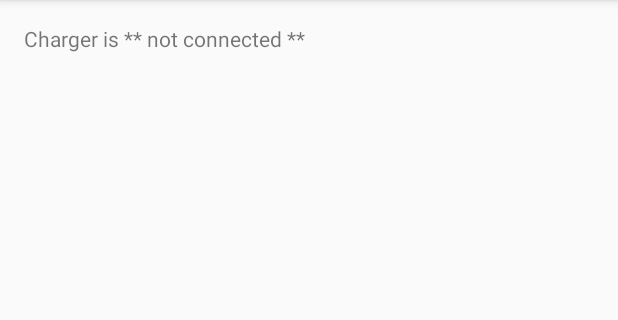
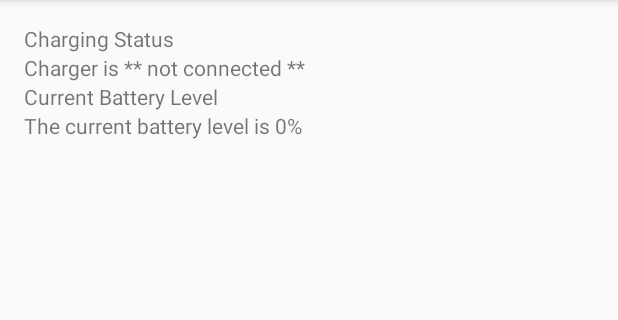
Before and after one commit to claraj/Simple_Power_Monitor, an Android app: the screen it shows after launch (MainActivity), on a phone screen of 412 x 824 dp, the part 84-404 px from its top. Run offline under Robolectric (Android 15) with nearby library versions, the phone set to English and light mode, and no system bars; 3 statements that could not run were skipped.

Commit message:
Also display current battery level.

```diff
--- a/app/src/main/java/com/example/power/MainActivity.java
+++ b/app/src/main/java/com/example/power/MainActivity.java
@@ -5,6 +5,7 @@ import android.content.IntentFilter;
 import android.os.BatteryManager;
 import android.support.v7.app.ActionBarActivity;
 import android.os.Bundle;
+import android.util.Log;
 import android.view.Menu;
 import android.view.MenuItem;
 import android.widget.TextView;
@@ -29,7 +30,7 @@ public class MainActivity extends ActionBarActivity {
 		mDisconnectIntentFilter = new IntentFilter(Intent.ACTION_POWER_DISCONNECTED);
 		mConnectIntentFilter = new IntentFilter(Intent.ACTION_POWER_CONNECTED);
 
-		//Determine current state so can display appropriate message when app starts (or device is rotated)
+		//Determine current charging state so can display appropriate message when app starts (or device is rotated)
 
 		TextView powerTV = (TextView) findViewById(R.id.power);
 
@@ -46,6 +47,23 @@ public class MainActivity extends ActionBarActivity {
 			powerTV.setText(CHARGER_NOT_CONNECTED);
 		}
 
+
+		//Calculate the current battery level, as a percentage
+		//The battery has a maximum level, which is obtained from BatteryManager.EXTRA_SCALE
+		//And the current level, from BatteryManager.EXTRA_LEVEL, which will be between 0 and the max
+		//NOTE that the following two method calls both return int values,
+		//but since we need to do math and deal with floating point, then store as a float to avoid rounding.
+		float maxLevel = batteryStatus.getIntExtra(BatteryManager.EXTRA_SCALE, -1);
+		float level = batteryStatus.getIntExtra(BatteryManager.EXTRA_LEVEL, -1);
+
+		//Use these two numbers to calculate a percentage value
+		int batteryPercentage = (int) (level / maxLevel  * 100);
+
+		//Display current battery in TextView. Also note that this is the percentage when this code
+		//runs - it won't update until onCreate runs again. If you need to continually monitor battery status,
+		//you'll need to keep reading these values from the batteryStatus.
+		TextView batteryLevelTV = (TextView) findViewById(R.id.battery);
+		batteryLevelTV.setText("The current battery level is " + batteryPercentage + "%");
 
 
 	}
--- a/app/src/main/res/layout/activity_main.xml
+++ b/app/src/main/res/layout/activity_main.xml
@@ -1,4 +1,4 @@
-<RelativeLayout xmlns:android="http://schemas.android.com/apk/res/android"
+<LinearLayout xmlns:android="http://schemas.android.com/apk/res/android"
                 xmlns:tools="http://schemas.android.com/tools"
                 android:layout_width="match_parent"
                 android:layout_height="match_parent"
@@ -6,11 +6,32 @@
                 android:paddingRight="@dimen/activity_horizontal_margin"
                 android:paddingTop="@dimen/activity_vertical_margin"
                 android:paddingBottom="@dimen/activity_vertical_margin"
-                tools:context=".MainActivity">
+                tools:context=".MainActivity"
+                android:orientation="vertical">
+
+
+    <TextView
+        android:text="@string/charging_status"
+        android:layout_width="wrap_content"
+        android:layout_height="wrap_content"/>
+
 
     <TextView
         android:id="@+id/power"
         android:layout_width="wrap_content"
         android:layout_height="wrap_content"/>
 
-</RelativeLayout>
+    <TextView
+        android:text="@string/battery_level"
+        android:layout_width="wrap_content"
+        android:layout_height="wrap_content"/>
+
+
+    <TextView
+        android:id="@+id/battery"
+        android:layout_width="wrap_content"
+        android:layout_height="wrap_content"/>
+
+
+
+</LinearLayout>
--- a/app/src/main/res/values/strings.xml
+++ b/app/src/main/res/values/strings.xml
@@ -3,4 +3,7 @@
 
     <string name="hello_world">Hello world!</string>
     <string name="action_settings">Settings</string>
+    <string name="battery_level">Current Battery Level</string>
+    <string name="charging_status">Charging Status</string>
+
 </resources>
```
